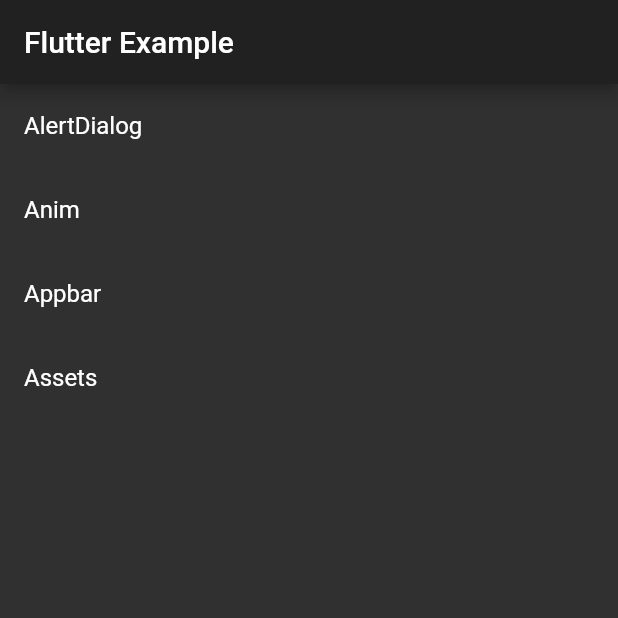
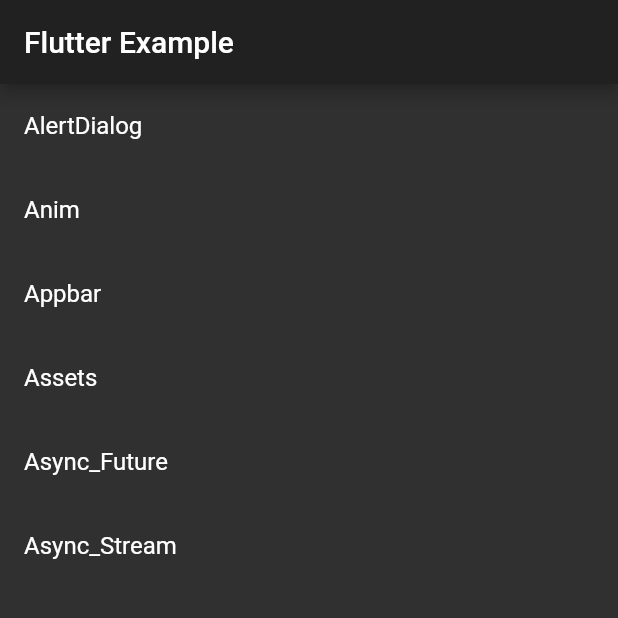
Before and after one commit to labyrintos71/Flutter_201912_ExampleCode, a Flutter app: the screen it shows after launch, on a phone screen of 412 x 824 dp, the top half of it. Run offline on Flutter 3.47's test engine with Material 2 defaults, Android fonts, the phone set to English and light mode, and no system bars; our stand-ins replace flutter_svg, package_info, shared_preferences, string_scanner, transparent_image, webview_flutter; missing offline and left inert: youtube_player; project files that could hold a hidden picture were left out.

Commit message:
a 까지 추가

```diff
--- a/examplecode/lib/main.dart
+++ b/examplecode/lib/main.dart
@@ -20,6 +20,24 @@
         "/anim": (context) => AnimationPage(),
         "/appbar": (context) => AppBarPage(),
         "/assets": (context) => AssetsPage(),
+        "/async_future": (context) => FuturePage(),
+        "/async_stream": (context) => StreamBuilderPage(),
+
+        PageName.ANIM_CONTAINER: (context) => AnimatedContainerPage(),
+        PageName.ANIM_CROSS_FADE: (context) => AnimCrossFadePage(),
+        PageName.ANIM_HERO: (context) => HeroPage(),
+        PageName.ANIM_FADE_TRANS: (context) => FadeTransitionPage(),
+        PageName.ANIM_POSITION_TRANS: (context) => PositionTransitionPage(),
+        PageName.ANIM_ROTATION: (context) => RotationPage(),
+        PageName.ANIM_DEFAULT_TEXT: (context) => DefaultTextPage(),
+        PageName.ANIM_LIST: (context) => AnimListPage(),
+        PageName.ANIM_MODAL_BARRIER: (context) => AnimatedModalPage(),
+        PageName.ANIM_SIZE: (context) => AnimSizePage(),
+        PageName.ANIM_WIDGET: (context) => AnimWidgetPage(),
+        PageName.ANIM_PYH_MODEL: (context) => PyhModelPage(),
+        PageName.ANIM_OPACITY: (context) => AnimOpacityPage(),
+
+
 
         PageName.CONTAINER: (context) => ContainerPage(),
         PageName.TEXT: (context) => TextPage(),
@@ -27,7 +45,6 @@
         PageName.ROW_COLUMN: (context) => RowColumnPage(),
         PageName.ICON: (context) => IconPage(),
         PageName.RAISE_BUTTON: (context) => RaiseButtonPage(),
-        PageName.APP_BAR: (context) => AppBarPage(),
         PageName.SCAFFOLD: (context) => ScaffoldPage(),
         PageName.FLUTTER_LOGO: (context) => FlutterLogoPage(),
         PageName.PLACE_HOLDER: (context) => PlaceHolderPage(),
@@ -39,7 +56,6 @@
         PageName.STACK: (context) => StackPage(),
         PageName.STEPPER: (context) => StepperPage(),
         PageName.SIMPLE_DIALOG: (context) => SimpleDialogPage(),
-        PageName.ALERT_DIALOG: (context) => AlertDialogPage(),
         PageName.EXPANSION_PANEL: (context) => ExpansionPage(),
         PageName.SNACK_BAR: (context) => SnackPage(),
         PageName.TEXT_FIELD: (context) => TextFieldPage(),
@@ -56,27 +72,11 @@
         PageName.FLOW: (context) => FlowPage(),
         PageName.LAYOUT: (context) => LayoutPage(),
         PageName.METHOD_CHANNEL: (context) => MethodChannelPage(),
-        PageName.ANIMATION: (context) => AnimationPage(),
-        PageName.ANIM_CONTAINER: (context) => AnimatedContainerPage(),
-        PageName.ANIM_CROSS_FADE: (context) => AnimCrossFadePage(),
-        PageName.ANIM_HERO: (context) => HeroPage(),
-        PageName.ANIM_FADE_TRANS: (context) => FadeTransitionPage(),
-        PageName.ANIM_POSITION_TRANS: (context) => PositionTransitionPage(),
-        PageName.ANIM_ROTATION: (context) => RotationPage(),
-        PageName.ANIM_DEFAULT_TEXT: (context) => DefaultTextPage(),
-        PageName.ANIM_LIST: (context) => AnimListPage(),
-        PageName.ANIM_MODAL_BARRIER: (context) => AnimatedModalPage(),
-        PageName.ANIM_SIZE: (context) => AnimSizePage(),
-        PageName.ANIM_WIDGET: (context) => AnimWidgetPage(),
-        PageName.ANIM_PYH_MODEL: (context) => PyhModelPage(),
-        PageName.ANIM_OPACITY: (context) => AnimOpacityPage(),
         PageName.INTER_DRAG: (context) => DraggablePage(),
         PageName.INTER_GESTURE: (context) => GesturePage(),
         PageName.INTER_DISMISSIBLE: (context) => DismissiblePage(),
         PageName.INTER_POINTER: (context) => PointerPage(),
         PageName.INTER_NAV: (context) => NavigatorPage(),
-        PageName.ASYNC_FUTURE: (context) => FuturePage(),
-        PageName.ASYNC_STREAM_BUILDER: (context) => StreamBuilderPage(),
         PageName.PAINT_OPACITY: (context) => PaintingPage(),
       },
     );
--- a/examplecode/lib/page/main_page.dart
+++ b/examplecode/lib/page/main_page.dart
@@ -30,6 +30,14 @@
             title: Text("Assets"),
             onTap: () => Navigator.pushNamed(context, "/assets"),
           ),
+          ListTile(
+            title: Text("Async_Future"),
+            onTap: () => Navigator.pushNamed(context, "/async_future"),
+          ),
+          ListTile(
+            title: Text("Async_Stream"),
+            onTap: () => Navigator.pushNamed(context, "/async_stream"),
+          ),
         ],
       ),
     );
```
